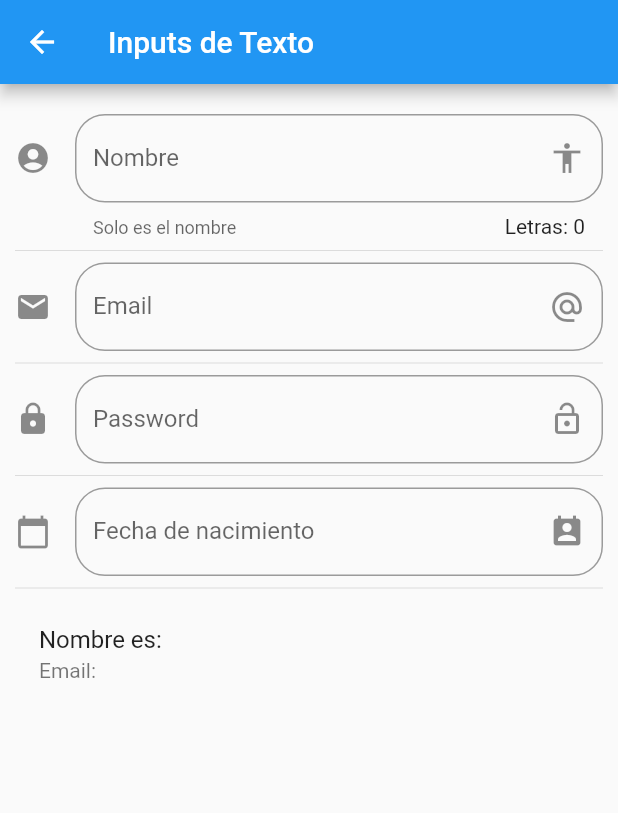
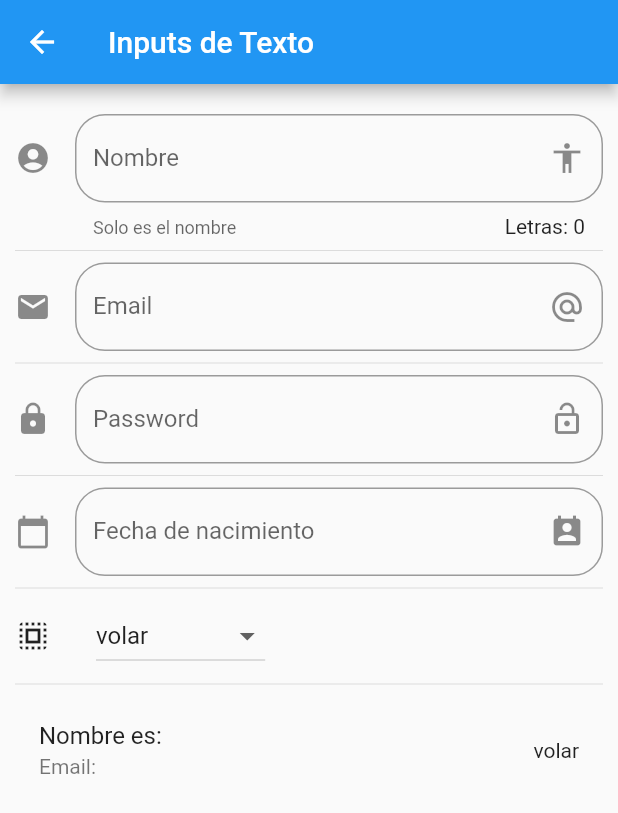
Before and after one commit to christianmagdiel/FlutterComponents, a Flutter app: the InputPage screen opened by its route, on a phone screen of 412 x 824 dp. Shown: the top 813 px of the screen. Run offline on Flutter 3.47's test engine with Material 2 defaults, Android fonts, the phone set to English and light mode, and no system bars.

```diff
--- a/componentes/lib/src/pages/input_page.dart
+++ b/componentes/lib/src/pages/input_page.dart
@@ -9,7 +9,9 @@ class _InputPageState extends State<InputPage> {
   String _nombre = '';
   String _email = '' ;
   String _fecha = '' ;
-  String _password = '' ;
+  String _opcionSeleccionada = 'volar' ;
+  List<String> _poderes = ['volar','vision','super fuerza'];
+
   TextEditingController _inputFieldDateController = new TextEditingController();
 
   @override
@@ -28,6 +30,8 @@ class _InputPageState extends State<InputPage> {
            _crearPassword(),
            Divider(),
            _crearFecha(context),
+            Divider(),
+           _crearDropdown(),
            Divider(),
            _crearPersona(),
 
@@ -58,7 +62,7 @@ class _InputPageState extends State<InputPage> {
    );
  }
 
-  _crearEmail(){
+  Widget _crearEmail(){
       return TextField(
       keyboardType: TextInputType.emailAddress,
       decoration: InputDecoration(
@@ -76,7 +80,7 @@ class _InputPageState extends State<InputPage> {
    );
   }
 
-  _crearPassword() {
+  Widget _crearPassword() {
     return TextField(
       obscureText: true,
      decoration: InputDecoration(
@@ -88,9 +92,6 @@ class _InputPageState extends State<InputPage> {
        suffixIcon: Icon(Icons.lock_open),
        icon: Icon(Icons.lock)
      ),
-     onChanged: (valor){
-       setState(() =>_password = valor);
-     },
    );
   }
 
@@ -115,7 +116,6 @@ class _InputPageState extends State<InputPage> {
    );
   }
 
-
   Future _selectDate(BuildContext context) async {
     DateTime picked = await showDatePicker(
       context: context,
@@ -133,10 +133,40 @@ class _InputPageState extends State<InputPage> {
     }
   }
 
+  List<DropdownMenuItem<String>> getOpcionesDropdown(){
+    List<DropdownMenuItem<String>> lista = new List();
+  _poderes.forEach((poder){
+    lista.add(DropdownMenuItem(
+      child: Text(poder),
+      value: poder,
+    ));
+  });
+  return lista;
+  }
+  Widget _crearDropdown() {
+
+    return Row(
+      children: <Widget>[
+      Icon(Icons.select_all),
+      SizedBox(width: 30.0,),
+      DropdownButton(
+        value: _opcionSeleccionada,
+        items: getOpcionesDropdown(),
+        onChanged: (opt) {
+          setState(() {
+          _opcionSeleccionada = opt;
+          });
+        },
+    )
+      ],
+    );
+  }
+
   Widget _crearPersona() {
    return ListTile(
      title: Text('Nombre es: $_nombre'),
      subtitle: Text('Email: $_email'),
+     trailing: Text(_opcionSeleccionada),
      );
  }
 
--- a/componentes/lib/src/routes/routes.dart
+++ b/componentes/lib/src/routes/routes.dart
@@ -1,4 +1,6 @@
 import 'package:componentes/src/pages/input_page.dart';
+import 'package:componentes/src/pages/listview_page.dart';
+import 'package:componentes/src/pages/slider_page.dart';
 import 'package:flutter/material.dart';
 import 'package:componentes/src/pages/home_page.dart';
 import 'package:componentes/src/pages/animated_container_page.dart';
@@ -14,5 +16,7 @@ Map<String, WidgetBuilder> getApplicationRoutes(){
         'card'    : (BuildContext context) => CardPage(),
         'animatedContainer'    : (BuildContext context) => AnimatedContainerPage(),
         'inputs'    : (BuildContext context) => InputPage(),
+        'slider'    : (BuildContext context) => SliderPage(),
+        'list'    : (BuildContext context) => ListaPage()
   };
 }
--- a/componentes/lib/src/utils/icono_string_util.dart
+++ b/componentes/lib/src/utils/icono_string_util.dart
@@ -5,7 +5,9 @@ final _icons = <String, IconData>{
   'accessibility' :Icons.accessibility,
   'folder_open'   :Icons.folder_open,
   'donut_large'   :Icons.donut_large,
-  'input'         :Icons.input
+  'input'         :Icons.input,
+  'tune'         :Icons.tune,
+  'list'         :Icons.list
 };
 
 Icon getIcon(String nombreIcono){
```
Also changed, not shown: componentes/data/menu_opts.json (+10 -0 lines), componentes/lib/src/pages/listview_page.dart (added, +136 -0 lines), componentes/lib/src/pages/slider_page.dart (added, +86 -0 lines).
